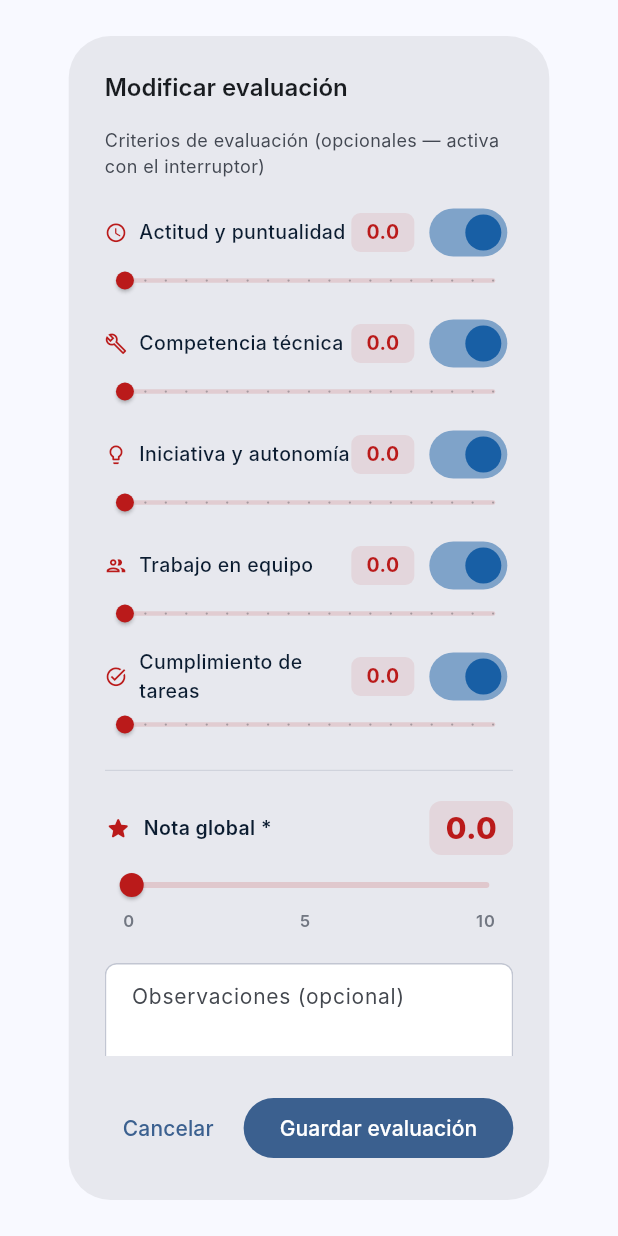
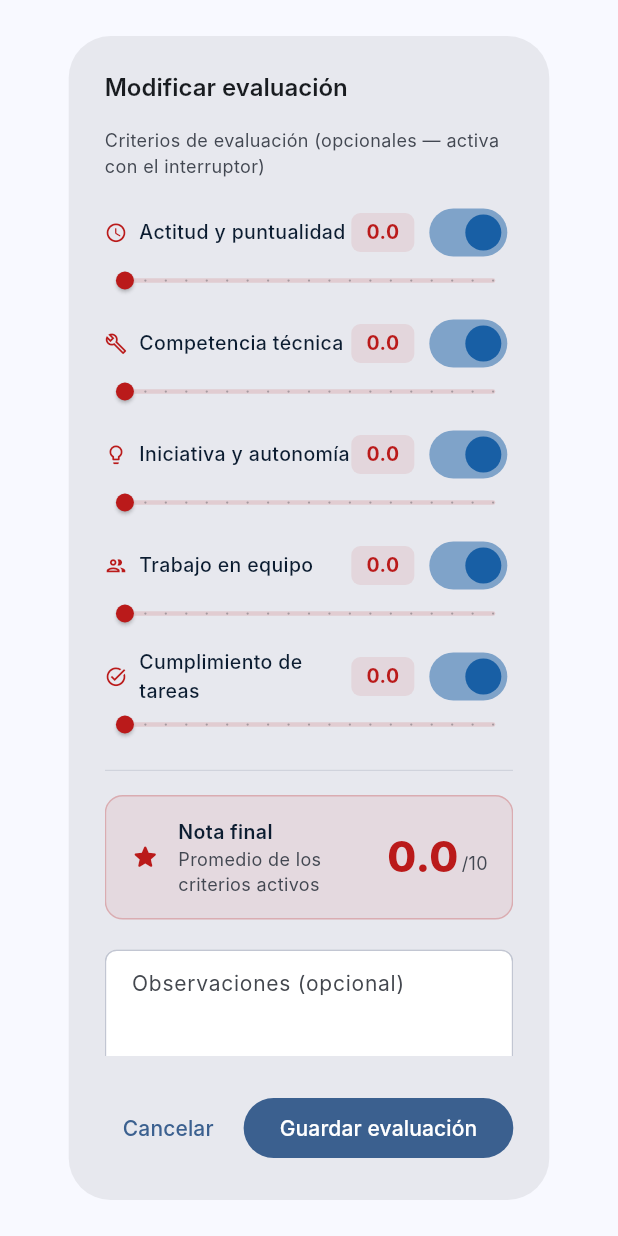
Before and after one commit to ikeracv28/TFG-Seguimiento, a Flutter app: the _EvaluarDialog widget shown alone on an empty page, opened directly with empty values, on a phone screen of 412 x 824 dp. Run offline on Flutter 3.47's test engine with Material 3 defaults, Android fonts, the phone set to English and light mode, and no system bars; our stand-ins replace dio, file_picker, fl_chart, flutter_secure_storage, go_router, pdf and 1 more; missing offline and left inert: dart:html, excel; accounts and stored records are empty; network calls fail; Roboto replaces fonts that are missing (Inter).

Commit message:
fix+feat: corrige compilación panel tutor centro y nota evaluación calculada automáticamente

```diff
--- a/frontend/lib/presentation/screens/panel_tutor_centro_screen.dart
+++ b/frontend/lib/presentation/screens/panel_tutor_centro_screen.dart
@@ -458,7 +458,7 @@ class _Sidebar extends StatelessWidget {
                         overflow: TextOverflow.ellipsis,
                       ),
                     ),
-                  ),
+                  ],
                 ),
               ),
             ),
--- a/frontend/lib/presentation/screens/panel_tutor_empresa_screen.dart
+++ b/frontend/lib/presentation/screens/panel_tutor_empresa_screen.dart
@@ -1565,9 +1565,24 @@ class _EvaluarDialogState extends State<_EvaluarDialog> {
   late bool _cumplimientoEnabled;
   late double _cumplimiento;
 
-  late double _global;
   final _comentarioCtrl = TextEditingController();
   bool _guardando = false;
+
+  double get _notaCalculada {
+    final vals = <double>[
+      if (_actitudEnabled) _actitud,
+      if (_tecnicaEnabled) _tecnica,
+      if (_iniciativaEnabled) _iniciativa,
+      if (_equipoEnabled) _equipo,
+      if (_cumplimientoEnabled) _cumplimiento,
+    ];
+    if (vals.isEmpty) return 0.0;
+    return vals.reduce((a, b) => a + b) / vals.length;
+  }
+
+  bool get _puedeGuardar =>
+      _actitudEnabled || _tecnicaEnabled || _iniciativaEnabled ||
+      _equipoEnabled || _cumplimientoEnabled;
 
   @override
   void initState() {
@@ -1583,7 +1598,6 @@ class _EvaluarDialogState extends State<_EvaluarDialog> {
     _equipo              = a?.trabajoEquipo ?? 7.0;
     _cumplimientoEnabled = a?.cumplimientoTareas != null;
     _cumplimiento        = a?.cumplimientoTareas ?? 7.0;
-    _global              = a?.notaGlobal ?? 7.0;
     _comentarioCtrl.text = a?.comentario ?? '';
   }
 
@@ -1669,61 +1683,63 @@ class _EvaluarDialogState extends State<_EvaluarDialog> {
 
               const SizedBox(height: 8),
               Divider(height: 1, thickness: 0.5, color: context.nxt.border),
-              const SizedBox(height: 20),
-
-              // ── Nota global obligatoria ───────────────────────────────────
-              Row(
-                children: [
-                  Icon(Icons.star_rounded, size: 18, color: _color(_global)),
-                  const SizedBox(width: 8),
-                  Text('Nota global *',
-                      style: NexusText.small.copyWith(fontWeight: FontWeight.w600)),
-                  const Spacer(),
-                  Container(
-                    width: 56,
-                    height: 36,
-                    decoration: BoxDecoration(
-                      color: _color(_global).withAlpha(22),
-                      borderRadius: BorderRadius.circular(8),
+              const SizedBox(height: 16),
+
+              // ── Nota calculada automáticamente ───────────────────────────
+              Container(
+                padding: const EdgeInsets.symmetric(horizontal: 16, vertical: 14),
+                decoration: BoxDecoration(
+                  color: _puedeGuardar
+                      ? _color(_notaCalculada).withAlpha(18)
+                      : context.nxt.inkTertiary.withAlpha(12),
+                  borderRadius: BorderRadius.circular(12),
+                  border: Border.all(
+                    color: _puedeGuardar
+                        ? _color(_notaCalculada).withAlpha(60)
+                        : context.nxt.border,
+                  ),
+                ),
+                child: Row(
+                  children: [
+                    Icon(Icons.star_rounded, size: 20,
+                        color: _puedeGuardar
+                            ? _color(_notaCalculada)
+                            : context.nxt.inkTertiary),
+                    const SizedBox(width: 12),
+                    Expanded(
+                      child: Column(
+                        crossAxisAlignment: CrossAxisAlignment.start,
+                        children: [
+                          Text('Nota final',
+                              style: NexusText.small
+                                  .copyWith(fontWeight: FontWeight.w600)),
+                          Text(
+                            _puedeGuardar
+                                ? 'Promedio de los criterios activos'
+                                : 'Activa al menos un criterio',
+                            style: NexusText.caption
+                                .copyWith(color: context.nxt.inkSecondary),
+                          ),
+                        ],
+                      ),
                     ),
-                    alignment: Alignment.center,
-                    child: Text(
-                      _global.toStringAsFixed(1),
+                    Text(
+                      _puedeGuardar ? _notaCalculada.toStringAsFixed(1) : '—',
                       style: TextStyle(
-                          fontSize: 20,
-                          fontWeight: FontWeight.w800,
-                          color: _color(_global)),
+                        fontSize: 28,
+                        fontWeight: FontWeight.w800,
+                        color: _puedeGuardar
+                            ? _color(_notaCalculada)
+                            : context.nxt.inkTertiary,
+                      ),
                     ),
-                  ),
-                ],
-              ),
-              const SizedBox(height: 4),
-              SliderTheme(
-                data: SliderTheme.of(context).copyWith(
-                  trackHeight: 4,
-                  thumbShape: const RoundSliderThumbShape(enabledThumbRadius: 8),
-                  overlayShape: const RoundSliderOverlayShape(overlayRadius: 16),
-                  activeTrackColor: _color(_global),
-                  inactiveTrackColor: _color(_global).withAlpha(40),
-                  thumbColor: _color(_global),
-                  overlayColor: _color(_global).withAlpha(30),
-                ),
-                child: Slider(
-                  value: _global,
-                  min: 0,
-                  max: 10,
-                  divisions: 100,
-                  onChanged: (v) => setState(() => _global = v),
-                ),
-              ),
-              Padding(
-                padding: const EdgeInsets.symmetric(horizontal: 12),
-                child: Row(
-                  mainAxisAlignment: MainAxisAlignment.spaceBetween,
-                  children: [
-                    Text('0', style: NexusText.label.copyWith(color: context.nxt.inkTertiary)),
-                    Text('5', style: NexusText.label.copyWith(color: context.nxt.inkTertiary)),
-                    Text('10', style: NexusText.label.copyWith(color: context.nxt.inkTertiary)),
+                    if (_puedeGuardar)
+                      Padding(
+                        padding: const EdgeInsets.only(left: 2, top: 8),
+                        child: Text('/10',
+                            style: NexusText.caption
+                                .copyWith(color: context.nxt.inkSecondary)),
+                      ),
                   ],
                 ),
               ),
@@ -1750,7 +1766,7 @@ class _EvaluarDialogState extends State<_EvaluarDialog> {
           child: const Text('Cancelar'),
         ),
         FilledButton(
-          onPressed: _guardando ? null : _guardar,
+          onPressed: _guardando || !_puedeGuardar ? null : _guardar,
           child: _guardando
               ? const SizedBox(
                   width: 16, height: 16,
@@ -1770,7 +1786,7 @@ class _EvaluarDialogState extends State<_EvaluarDialog> {
       iniciativaAutonomia: _iniciativaEnabled ? _iniciativa : null,
       trabajoEquipo: _equipoEnabled ? _equipo : null,
       cumplimientoTareas: _cumplimientoEnabled ? _cumplimiento : null,
-      notaGlobal: _global,
+      notaGlobal: _notaCalculada,
       comentario: _comentarioCtrl.text.trim().isEmpty ? null : _comentarioCtrl.text.trim(),
     );
     if (mounted) {
```
